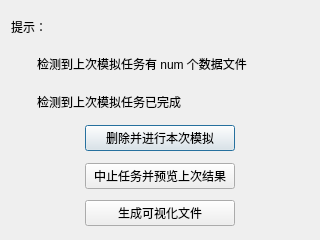
519984307/InertSimu, file TaskOperation.ui: the form before one commit.
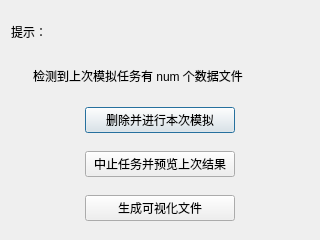
The form after the commit.

The edit to the form file:
```diff
--- a/TaskOperation.ui
+++ b/TaskOperation.ui
@@ -16,6 +16,9 @@
   <layout class="QGridLayout" name="gridLayout">
    <item row="0" column="0">
     <layout class="QVBoxLayout" name="verticalLayout">
+     <property name="spacing">
+      <number>2</number>
+     </property>
      <item>
       <layout class="QHBoxLayout" name="horizontalLayout_4">
        <item>
@@ -65,43 +68,15 @@
        </item>
       </layout>
      </item>
-     <item>
-      <layout class="QHBoxLayout" name="horizontalLayout_6">
-       <item>
-        <widget class="QLabel" name="label_14">
-         <property name="maximumSize">
-          <size>
-           <width>20</width>
-           <height>16777215</height>
-          </size>
-         </property>
-         <property name="text">
-          <string/>
-         </property>
-        </widget>
-       </item>
-       <item>
-        <widget class="QLabel" name="label_3">
-         <property name="text">
-          <string>检测到上次模拟任务已完成</string>
-         </property>
-        </widget>
-       </item>
-       <item>
-        <widget class="QLabel" name="label_12">
-         <property name="text">
-          <string/>
-         </property>
-        </widget>
-       </item>
-      </layout>
-     </item>
      <item>
       <layout class="QHBoxLayout" name="horizontalLayout">
+       <property name="spacing">
+        <number>3</number>
+       </property>
        <item>
         <widget class="QLabel" name="label_4">
          <property name="text">
-          <string> </string>
+          <string/>
          </property>
         </widget>
        </item>
@@ -127,7 +102,7 @@
        <item>
         <widget class="QLabel" name="label_5">
          <property name="text">
-          <string> </string>
+          <string/>
          </property>
         </widget>
        </item>
@@ -135,6 +110,9 @@
      </item>
      <item>
       <layout class="QHBoxLayout" name="horizontalLayout_2">
+       <property name="spacing">
+        <number>3</number>
+       </property>
        <item>
         <widget class="QLabel" name="label_6">
          <property name="text">
@@ -172,6 +150,9 @@
      </item>
      <item>
       <layout class="QHBoxLayout" name="horizontalLayout_3">
+       <property name="spacing">
+        <number>3</number>
+       </property>
        <item>
         <widget class="QLabel" name="label_8">
          <property name="text">
```
